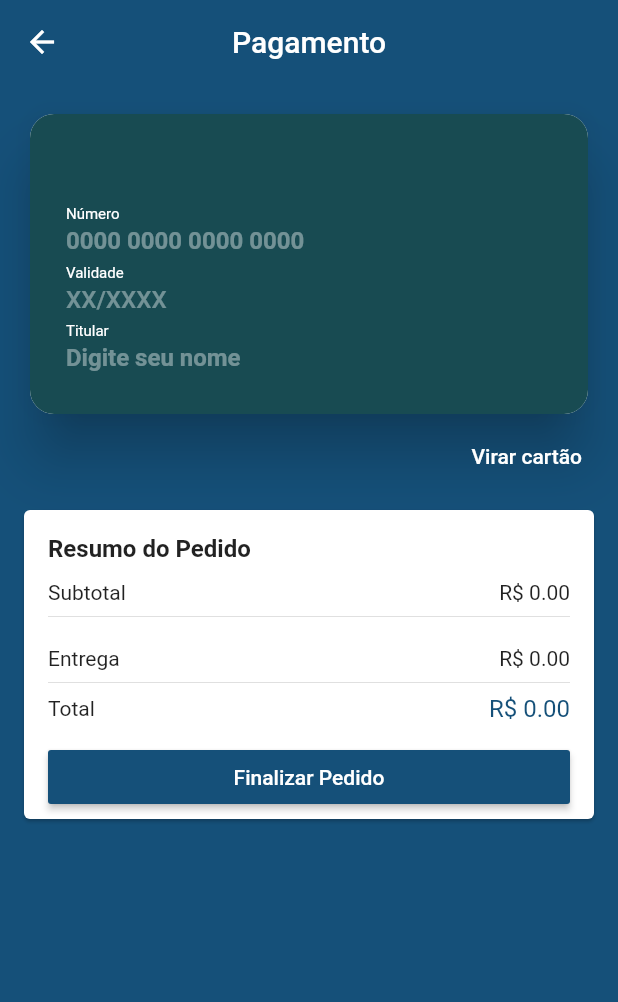
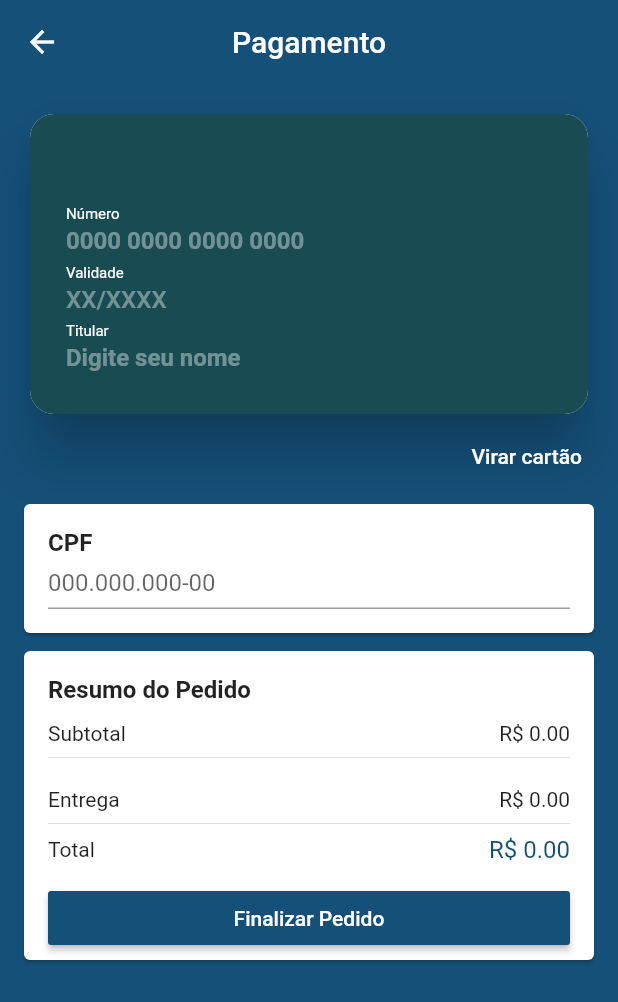
Before and after one commit to soapmactavish23/loja-virtual-flutter, a Flutter app: the CheckoutScreen screen opened by its route, on a phone screen of 412 x 824 dp. Shown: the top 1002 px of the screen. Run offline on Flutter 3.47's test engine with Material 2 defaults, Android fonts, the phone set to English and light mode, and no system bars; drawn by our look-alikes of flip_card; our stand-ins replace brasil_fields, carousel_slider, cloud_firestore, cloud_functions, dio, firebase_auth and 12 more; missing offline and left inert: alphabet_list_scroll_view, credit_card_type_detector, flutter_facebook_auth, map_launcher, validadores; accounts and stored records are empty.

Commit message:
Adicionando o Campo de CPF

```diff
--- a/lib/models/user.dart
+++ b/lib/models/user.dart
@@ -7,6 +7,7 @@ class UserModel {
   String id;
   String name;
   String email;
+  String cpf;
   String password;
   String confirmPassword = "";
 
@@ -15,7 +16,11 @@ class UserModel {
   Address? address;
 
   UserModel(
-      {this.id = "", this.email = "", this.password = "", this.name = ""});
+      {this.id = "",
+      this.email = "",
+      this.password = "",
+      this.name = "",
+      this.cpf = ""});
 
   DocumentReference get firestoreRef =>
       FirebaseFirestore.instance.collection('users').doc(id);
@@ -30,7 +35,7 @@ class UserModel {
     id = document.id;
     name = document['name'] as String;
     email = document['email'] as String;
-    if(document['address'] != null) {
+    if (document['address'] != null) {
       address = Address.fromJson(json.encode(document['address']));
     }
   }
@@ -40,13 +45,18 @@ class UserModel {
     saveData();
   }
 
+  void setCpf(String cpf) {
+    this.cpf = cpf;
+    saveData();
+  }
+
   Map<String, dynamic> toMap() {
     return {
       'id': id,
       'name': name,
       'email': email,
-      if(address != null)
-        'address': address!.toMap(),
+      if (cpf != '') 'cpf': cpf,
+      if (address != null) 'address': address!.toMap(),
     };
   }
 
@@ -56,7 +66,10 @@ class UserModel {
       name: map['name'] as String,
       email: map['email'] as String,
     );
-    if(map['address'] != null) {
+    if (map['cpf'] != null) {
+      u.cpf = map['cpf'] as String;
+    }
+    if (map['address'] != null) {
       u.address = Address.fromJson(json.encode(map['address']));
     }
     return u;
--- a/lib/screens/checkout/checkout_screen.dart
+++ b/lib/screens/checkout/checkout_screen.dart
@@ -3,6 +3,7 @@ import 'package:loja_virtual/common/price_card.dart';
 import 'package:loja_virtual/models/cart_manager.dart';
 import 'package:loja_virtual/models/checkout_manager.dart';
 import 'package:loja_virtual/models/page_manager.dart';
+import 'package:loja_virtual/screens/checkout/components/cpf_field.dart';
 import 'package:loja_virtual/screens/checkout/components/credit_card_widget.dart';
 import 'package:provider/provider.dart';
 
@@ -55,10 +56,12 @@ class CheckoutScreen extends StatelessWidget {
               child: ListView(
                 children: [
                   CreditCardWidget(),
+                  CpfField(),
                   PriceCard(
                     buttonText: 'Finalizar Pedido',
                     onPressed: () {
                       if (formKey.currentState!.validate()) {
+                        formKey.currentState!.save();
                         print('Enviar');
                         // checkoutManager.checkout(onStockFail: (e) {
                         //   Navigator.of(context).popUntil(
--- /dev/null
+++ b/lib/screens/checkout/components/cpf_field.dart
@@ -0,0 +1,54 @@
+import 'package:brasil_fields/brasil_fields.dart';
+import 'package:flutter/material.dart';
+import 'package:flutter/services.dart';
+import 'package:loja_virtual/models/user_manager.dart';
+import 'package:provider/provider.dart';
+import 'package:validadores/Validador.dart';
+
+class CpfField extends StatelessWidget {
+  const CpfField({Key? key}) : super(key: key);
+
+  @override
+  Widget build(BuildContext context) {
+    final userManager = context.watch<UserManager>();
+    return Card(
+      margin: const EdgeInsets.symmetric(horizontal: 16, vertical: 4),
+      child: Padding(
+        padding: const EdgeInsets.all(16),
+        child: Column(
+          crossAxisAlignment: CrossAxisAlignment.start,
+          children: [
+            const Text(
+              'CPF',
+              textAlign: TextAlign.start,
+              style: TextStyle(
+                fontWeight: FontWeight.w600,
+                fontSize: 16,
+              ),
+            ),
+            TextFormField(
+              initialValue: userManager.user.cpf,
+              decoration: const InputDecoration(
+                hintText: '000.000.000-00',
+                isDense: true,
+              ),
+              keyboardType: TextInputType.number,
+              inputFormatters: [
+                FilteringTextInputFormatter.digitsOnly,
+                CpfInputFormatter(),
+              ],
+              validator: (cpf) {
+                return Validador()
+                    .add(Validar.CPF, msg: "CPF Inválido")
+                    .validar(cpf);
+              },
+              onSaved: (cpf) {
+                userManager.user.setCpf(cpf!);
+              },
+            )
+          ],
+        ),
+      ),
+    );
+  }
+}
```
